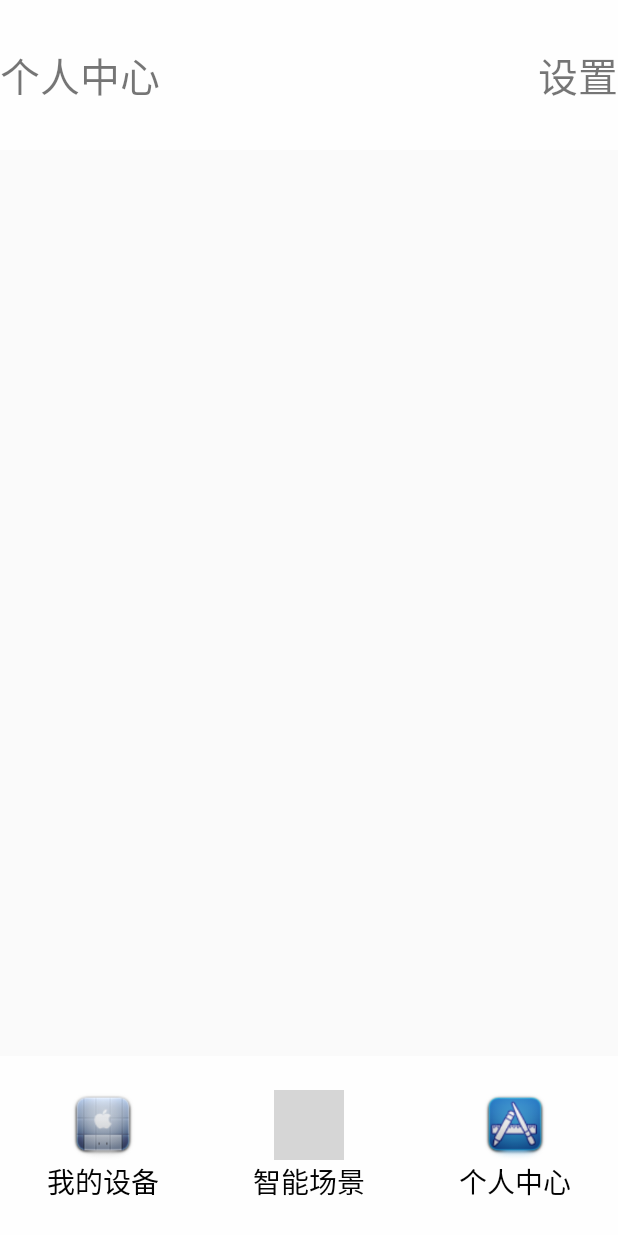
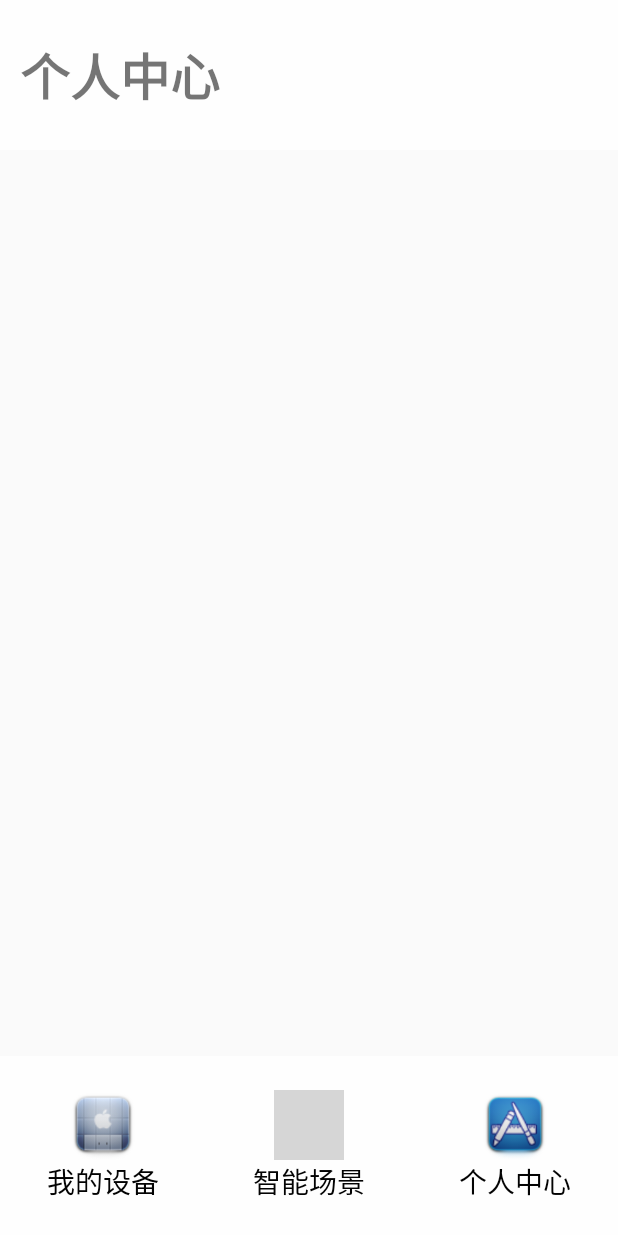
Before and after one commit to umasuo/app, an Android app: the screen it shows after launch (MainActivity), after a tap on "个人中心", on a phone screen of 412 x 824 dp. Run offline under Robolectric (Android 15) with nearby library versions, the light colour scheme and no system bars; 2 other taps on this screen came first; grey boxes are pictures that could not be loaded.

Commit message:
update pernal center

```diff
--- a/src/main/java/com/umasuo/eva/personal/PersonalFragment.java
+++ b/src/main/java/com/umasuo/eva/personal/PersonalFragment.java
@@ -12,28 +12,12 @@ import com.umasuo.eva.R;
 
 
 public class PersonalFragment extends Fragment {
-    private ImageView main_title_icon;
-    private TextView main_title;
-    private ImageView main_add;
-    private TextView main_title_right;
 
     @Override
     public View onCreateView(LayoutInflater inflater, ViewGroup container,
                              Bundle savedInstanceState) {
         // TODO Auto-generated method stub
-        View view = inflater.inflate(R.layout.devices_layout, container,false);
-        main_title_icon = (ImageView) view.findViewById(R.id.main_title_icon);
-        main_title_icon.setVisibility(View.GONE);
-
-        main_title = (TextView)view.findViewById(R.id.main_title);
-        main_title.setText(R.string.personalCenter);
-
-        main_add = (ImageView) view.findViewById(R.id.devices_add);
-        main_add.setVisibility(View.GONE);
-
-        main_title_right = (TextView) view.findViewById(R.id.main_title_right);
-        main_title_right.setVisibility(View.VISIBLE);
-
+        View view = inflater.inflate(R.layout.personal_layout, container, false);
 
         return view;
     }
--- a/src/main/res/layout/personal_layout.xml
+++ b/src/main/res/layout/personal_layout.xml
@@ -11,22 +11,17 @@
         android:background="@color/topBgColor"
         android:orientation="horizontal">
 
-        <ImageView
-            android:layout_width="@dimen/activity_top_icon_width"
-            android:layout_height="@dimen/activity_top_icon_height"
-            android:layout_gravity="center"
-            android:background="@drawable/first" />
-
         <TextView
+            android:id="@+id/personal_title"
             android:layout_width="match_parent"
             android:layout_height="wrap_content"
-            android:layout_weight="1" />
-
-        <ImageView
-            android:layout_width="@dimen/activity_top_icon_width"
-            android:layout_height="@dimen/activity_top_icon_height"
-            android:layout_gravity="center"
-            android:background="@drawable/add" />
+            android:layout_gravity="center_vertical"
+            android:layout_marginLeft="@dimen/activity_top_marginLeft"
+            android:layout_weight="1"
+            android:text="@string/personalCenter"
+            android:textSize="@dimen/setting_title_size"
+            android:textStyle="bold"
+            android:typeface="monospace" />
 
     </LinearLayout>
 </LinearLayout>
--- a/src/main/res/values/dimens.xml
+++ b/src/main/res/values/dimens.xml
@@ -21,6 +21,6 @@
     <dimen name="setting_item_icon_left">30px</dimen>
     <dimen name="setting_item_icon_right">30px</dimen>
 
-    <dimen name="setting_title_size">40px</dimen>
+    <dimen name="setting_title_size">50px</dimen>
     <dimen name="scene_item_height">120px</dimen>
 </resources>
--- a/src/main/res/values/strings.xml
+++ b/src/main/res/values/strings.xml
@@ -10,7 +10,4 @@
     <string name="save">保存</string>
     <string name="editScene">编辑场景</string>
 
-
-
-
 </resources>
```
Also changed, not shown: 1 other file.
